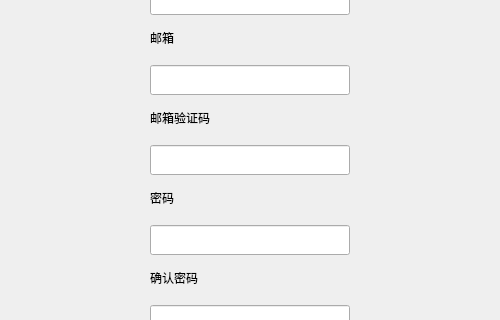
This is BMS/view/register.ui in adventurer-w/Books-Management-System as Qt 5 draws it before an edit; both pictures show x 0 to 500 and y 275 to 595 of the 500 by 721 pixel window. The edited form follows.
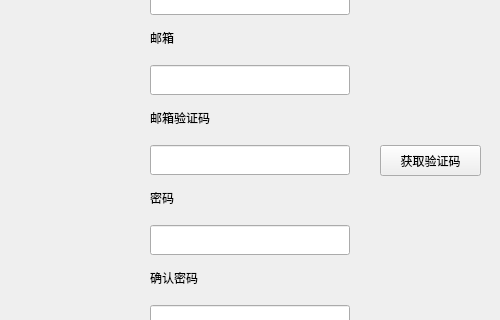
This is the edited form.

```diff
--- a/BMS/view/register.ui
+++ b/BMS/view/register.ui
@@ -223,6 +223,19 @@
     <string>提示信息</string>
    </property>
   </widget>
+  <widget class="QPushButton" name="btn_emailcode">
+   <property name="geometry">
+    <rect>
+     <x>380</x>
+     <y>420</y>
+     <width>101</width>
+     <height>31</height>
+    </rect>
+   </property>
+   <property name="text">
+    <string>获取验证码</string>
+   </property>
+  </widget>
  </widget>
  <resources/>
  <connections/>
```
